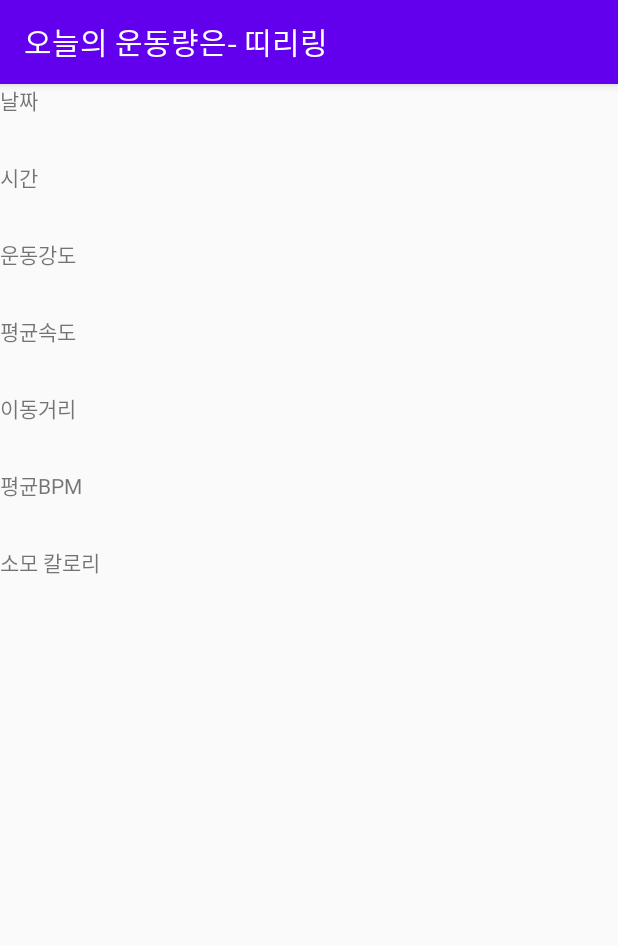
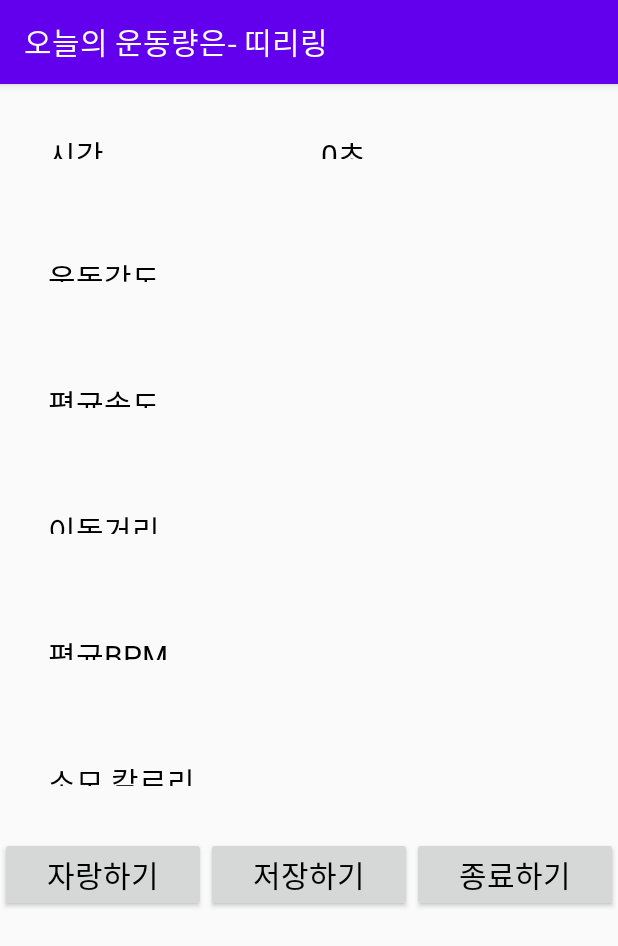
Before and after one commit to kin7274/Egometer, an Android app: the IndoorBikeResultActivity screen opened directly, with no data from a screen before it, on a phone screen of 412 x 824 dp. Shown: the top 946 px of the screen. Run offline under Robolectric (Android 15) with nearby library versions, the phone set to English and light mode, and no system bars; 8 statements that could not run were skipped.

Commit message:
인텐트 수정중
인텐트 수정중

```diff
--- a/app/src/main/java/com/example/elab_yang/egometer/IndoorBikeRealTimeActivity.java
+++ b/app/src/main/java/com/example/elab_yang/egometer/IndoorBikeRealTimeActivity.java
@@ -308,6 +308,8 @@ public class IndoorBikeRealTimeActivity extends AppCompatActivity {
 
 //        mDeviceAddress = getIntent().getStringExtra(REAL_TIME_INDOOR_BIKE_DEVICE);
 
+        String EI = getIntent().getExtras().getString("EI");  // 운동강도
+        Log.d(TAG, "EI =" + EI);
         bundle = getIntent().getBundleExtra(IntentConst.REAL_TIME_SETTING_FITNESS_INFO);
         mDeviceAddress = bundle.getString(IntentConst.REAL_TIME_DEVICE_ADDEDSS);
         workoutTime = bundle.getInt(IntentConst.REAL_TIME_WORKOUT_TOTAL_TIME);
--- a/app/src/main/java/com/example/elab_yang/egometer/RealtimeSettingActivity.java
+++ b/app/src/main/java/com/example/elab_yang/egometer/RealtimeSettingActivity.java
@@ -51,6 +51,8 @@ public class RealtimeSettingActivity extends AppCompatActivity implements IActiv
     int workoutTime = 1800;
     int workoutIntense = 1;
 
+    // 운동강도 EI
+    String value;
 
     @Override
     protected void onCreate(Bundle savedInstanceState) {
@@ -77,7 +79,7 @@ public class RealtimeSettingActivity extends AppCompatActivity implements IActiv
             if (chip != null) {
                 Log.e(TAG, "onCheckedChanged: " + chip.getText());
 
-                String value = chip.getText().toString();
+                value = chip.getText().toString();
 
                 switch (value) {
                     case "저강도 운동":
@@ -166,6 +168,8 @@ public class RealtimeSettingActivity extends AppCompatActivity implements IActiv
         bundle.putInt(IntentConst.REAL_TIME_WORKOUT_TOTAL_TIME, workoutTime);
         bundle.putInt(IntentConst.REAL_TIME_WORKOUT_INTENSE, workoutIntense);
         intent.putExtra(IntentConst.REAL_TIME_SETTING_FITNESS_INFO, bundle);
+        intent.putExtra("EI", value);
+        Log.d(TAG, "EI =" + value);
         startActivity(intent);
         finish();
 
--- a/app/src/main/java/com/example/elab_yang/egometer/activity/IndoorBikeResultActivity.java
+++ b/app/src/main/java/com/example/elab_yang/egometer/activity/IndoorBikeResultActivity.java
@@ -1,14 +1,20 @@
 package com.example.elab_yang.egometer.activity;
 
+import android.content.Intent;
 import android.os.Bundle;
 import android.support.annotation.Nullable;
 import android.support.v7.app.AppCompatActivity;
 import android.support.v7.widget.Toolbar;
+import android.util.Log;
+import android.view.View;
+import android.widget.Button;
 import android.widget.TextView;
+import android.widget.Toast;
 
 import com.example.elab_yang.egometer.R;
 
-public class IndoorBikeResultActivity extends AppCompatActivity {
+public class IndoorBikeResultActivity extends AppCompatActivity implements View.OnClickListener {
+    private static final String TAG = "IndoorBikeResultActivity";
     @Override
     protected void onCreate(@Nullable Bundle savedInstanceState) {
         super.onCreate(savedInstanceState);
@@ -24,34 +30,55 @@ public class IndoorBikeResultActivity extends AppCompatActivity {
         getSupportActionBar().setTitle("");
     }
 
-    // 객체 생성
     public void set() {
-        // 날짜
-        TextView txt_now = (TextView) findViewById(R.id.txt_now);
-//        txt_now.setText(str);
+        // 인텐트 리시브
+        Intent intent = getIntent();
+        String EI = getIntent().getExtras().getString("EI");  // 운동강도
+        Log.d(TAG, "EI =" + EI);
+        int time = intent.getExtras().getInt("result_time");
+        String extra = intent.getExtras().getString("result_extra");
+        String[] arr_data = extra.split("&");
 
-        // 시간
+        // 객체 생성
         TextView txt_time = (TextView) findViewById(R.id.txt_time);
-//        txt_time.setText(str);
+        TextView txt_EI = (TextView) findViewById(R.id.txt_EI);
+        TextView txt_AvgSpeed = (TextView) findViewById(R.id.txt_AvgSpeed);
+        TextView txt_Distance = (TextView) findViewById(R.id.txt_Distance);
+        TextView txt_AvgBPM = (TextView) findViewById(R.id.txt_AvgBPM);
+        TextView txt_Kcal = (TextView) findViewById(R.id.txt_Kcal);
 
-        // 운동강도
-        TextView txt_EI = (TextView) findViewById(R.id.txt_EI);
-//        txt_EI.setText(str);
+        Button hahahahahah_btn = (Button) findViewById(R.id.hahahahahah_btn);
+        hahahahahah_btn.setOnClickListener(this);
+        Button set_btn = (Button) findViewById(R.id.set_btn);
+        set_btn.setOnClickListener(this);
+        Button ext_btn = (Button) findViewById(R.id.ext_btn);
+        ext_btn.setOnClickListener(this);
 
-        // 평균속도
-        TextView txt_AvgSpeed = (TextView) findViewById(R.id.txt_AvgSpeed);
-//        txt_AvgSpeed.setText(str);
+        // setText
+        txt_time.setText(String.valueOf(time) + "초");
+        txt_EI.setText(EI);
+        txt_AvgSpeed.setText(arr_data[0]);
+        txt_Distance.setText(arr_data[1]);
+        txt_AvgBPM.setText(arr_data[2]);
+        txt_Kcal.setText(arr_data[3]);
+    }
 
-        // 이동거리
-        TextView txt_Distance = (TextView) findViewById(R.id.txt_Distance);
-//        txt_Distance.setText(str);
+    @Override
+    public void onClick(View v) {
+        switch (v.getId()){
+            // 자랑하기
+            case R.id.hahahahahah_btn:
+                Toast.makeText(getApplicationContext(), "자랑을 해보아요~", Toast.LENGTH_SHORT).show();
+                break;
+                // DB에 저장
+            case R.id.set_btn:
+                Toast.makeText(getApplicationContext(), "DB에 저장해보아요~", Toast.LENGTH_SHORT).show();
+                break;
+                // 나가기
+            case R.id.ext_btn:
+                Toast.makeText(getApplicationContext(), "여기서 나가보아요~", Toast.LENGTH_SHORT).show();
+                break;
 
-        // 평균BPM
-        TextView txt_AvgBPM = (TextView) findViewById(R.id.txt_AvgBPM);
-//        txt_AvgBPM.setText(str);
-
-        // 소모 칼로리
-        TextView txt_Kcal = (TextView) findViewById(R.id.txt_Kcal);
-//        txt_Kcal.setText(str);
+        }
     }
 }
--- a/app/src/main/res/layout/activity_indoor_bike_result.xml
+++ b/app/src/main/res/layout/activity_indoor_bike_result.xml
@@ -30,78 +30,163 @@
         android:layout_height="wrap_content"
         android:columnCount="2"
         android:orientation="horizontal"
-        android:rowCount="7">
+        android:rowCount="6">
 
         <TextView
             android:layout_width="150dp"
             android:layout_height="50dp"
-            android:text="날짜" />
+            android:layout_margin="16dp"
+            android:fontFamily="@font/my_font_family"
+            android:padding="16dp"
+            android:text="시간"
+            android:textColor="#000"
+            android:textSize="20dp" />
 
         <TextView
-            android:id="@+id/txt_now"
+            android:id="@+id/txt_time"
             android:layout_width="150dp"
-            android:layout_height="50dp" />
+            android:layout_height="50dp"
+            android:layout_margin="16dp"
+            android:fontFamily="@font/my_font_family"
+            android:padding="16dp"
+            android:textColor="#000"
+            android:textSize="20dp" />
 
         <TextView
             android:layout_width="150dp"
             android:layout_height="50dp"
-            android:text="시간" />
+            android:layout_margin="16dp"
+            android:fontFamily="@font/my_font_family"
+            android:padding="16dp"
+            android:text="운동강도"
+            android:textColor="#000"
+            android:textSize="20dp" />
 
         <TextView
-            android:id="@+id/txt_time"
+            android:id="@+id/txt_EI"
             android:layout_width="150dp"
-            android:layout_height="50dp" />
+            android:layout_height="50dp"
+            android:layout_margin="16dp"
+            android:fontFamily="@font/my_font_family"
+            android:padding="16dp"
+            android:textColor="#000"
+            android:textSize="20dp" />
 
         <TextView
             android:layout_width="150dp"
             android:layout_height="50dp"
-            android:text="운동강도" />
+            android:layout_margin="16dp"
+            android:fontFamily="@font/my_font_family"
+            android:padding="16dp"
+            android:text="평균속도"
+            android:textColor="#000"
+            android:textSize="20dp" />
 
         <TextView
-            android:id="@+id/txt_EI"
+            android:id="@+id/txt_AvgSpeed"
             android:layout_width="150dp"
-            android:layout_height="50dp" />
+            android:layout_height="50dp"
+            android:layout_margin="16dp"
+            android:fontFamily="@font/my_font_family"
+            android:padding="16dp"
+            android:textColor="#000"
+            android:textSize="20dp" />
 
         <TextView
             android:layout_width="150dp"
             android:layout_height="50dp"
-            android:text="평균속도" />
+            android:layout_margin="16dp"
+            android:fontFamily="@font/my_font_family"
+            android:padding="16dp"
+            android:text="이동거리"
+            android:textColor="#000"
+            android:textSize="20dp" />
 
         <TextView
-            android:id="@+id/txt_AvgSpeed"
+            android:id="@+id/txt_Distance"
             android:layout_width="150dp"
-            android:layout_height="50dp" />
+            android:layout_height="50dp"
+            android:layout_margin="16dp"
+            android:fontFamily="@font/my_font_family"
+            android:padding="16dp"
+            android:textColor="#000"
+            android:textSize="20dp" />
 
         <TextView
             android:layout_width="150dp"
             android:layout_height="50dp"
-            android:text="이동거리" />
+            android:layout_margin="16dp"
+            android:fontFamily="@font/my_font_family"
+            android:padding="16dp"
+            android:text="평균BPM"
+            android:textColor="#000"
+            android:textSize="20dp" />
 
         <TextView
-            android:id="@+id/txt_Distance"
+            android:id="@+id/txt_AvgBPM"
             android:layout_width="150dp"
-            android:layout_height="50dp" />
+            android:layout_height="50dp"
+            android:layout_margin="16dp"
+            android:fontFamily="@font/my_font_family"
+            android:padding="16dp"
+            android:textColor="#000"
+            android:textSize="20dp" />
 
         <TextView
             android:layout_width="150dp"
             android:layout_height="50dp"
-            android:text="평균BPM" />
-
-        <TextView
-            android:id="@+id/txt_AvgBPM"
-            android:layout_width="150dp"
-            android:layout_height="50dp" />
-
-        <TextView
-            android:layout_width="150dp"
-            android:layout_height="50dp"
-            android:text="소모 칼로리" />
+            android:layout_margin="16dp"
+            android:fontFamily="@font/my_font_family"
+            android:padding="16dp"
+            android:text="소모 칼로리"
+            android:textColor="#000"
+            android:textSize="20dp" />
 
         <TextView
             android:id="@+id/txt_Kcal"
             android:layout_width="150dp"
-            android:layout_height="50dp" />
+            android:layout_height="50dp"
+            android:layout_margin="16dp"
+            android:fontFamily="@font/my_font_family"
+            android:padding="16dp"
+            android:textColor="#000"
+            android:textSize="20dp" />
 
     </GridLayout>
 
+    <LinearLayout
+        android:layout_width="match_parent"
+        android:layout_height="wrap_content"
+        android:weightSum="3">
+
+        <Button
+            android:id="@+id/hahahahahah_btn"
+            android:layout_width="0dp"
+            android:layout_height="wrap_content"
+            android:layout_weight="1"
+            android:fontFamily="@font/my_font_family"
+            android:text="자랑하기"
+            android:textColor="#000"
+            android:textSize="20dp" />
+
+        <Button
+            android:id="@+id/set_btn"
+            android:layout_width="0dp"
+            android:layout_height="wrap_content"
+            android:layout_weight="1"
+            android:fontFamily="@font/my_font_family"
+            android:text="저장하기"
+            android:textColor="#000"
+            android:textSize="20dp" />
+
+        <Button
+            android:id="@+id/ext_btn"
+            android:layout_width="0dp"
+            android:layout_height="wrap_content"
+            android:layout_weight="1"
+            android:fontFamily="@font/my_font_family"
+            android:text="종료하기"
+            android:textColor="#000"
+            android:textSize="20dp" />
+    </LinearLayout>
 </LinearLayout>
```
